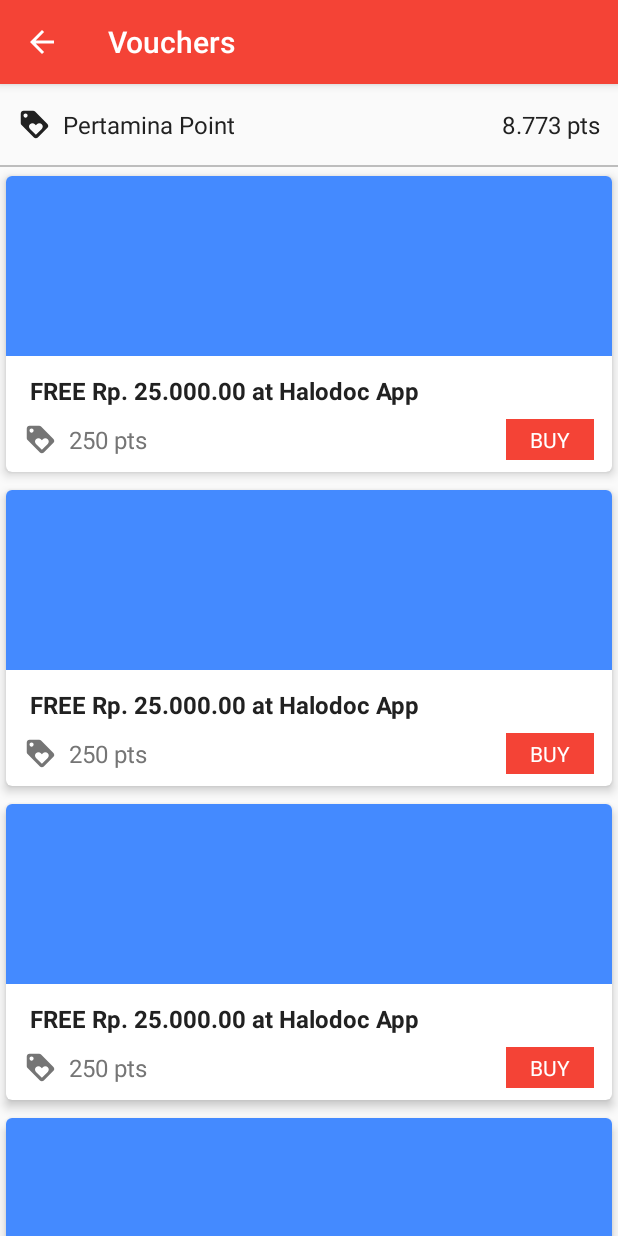
After one commit to Raturu/pertamina_now_android, an Android app: the VouchersActivity screen opened directly, with no data from a screen before it, on a phone screen of 412 x 824 dp. The commit adds this screen. Run offline under Robolectric (Android 15) with nearby library versions, the phone set to English and light mode, and no system bars.

Commit message:
Add vouchers page

```diff
--- a/app/build.gradle
+++ b/app/build.gradle
@@ -37,6 +37,7 @@
     implementation "com.android.support:appcompat-v7:$androidSupportLibVersion"
     implementation "com.android.support:recyclerview-v7:$androidSupportLibVersion"
     implementation "com.android.support:design:$androidSupportLibVersion"
+    implementation "com.android.support:cardview-v7:$androidSupportLibVersion"
 
     //Network
     implementation "com.squareup.okhttp3:okhttp:$okhttpLibVersion"
--- a/app/src/main/AndroidManifest.xml
+++ b/app/src/main/AndroidManifest.xml
@@ -31,6 +31,7 @@
         <activity android:name=".ui.KtpVerificationActivity" />
         <activity android:name=".ui.HomeActivity" />
         <activity android:name=".ui.TransactionDetailActivity" />
+        <activity android:name=".ui.VouchersActivity" />
     </application>
 
 </manifest>
--- /dev/null
+++ b/app/src/main/java/com/raturu/pertaminanow/data/model/Voucher.kt
@@ -0,0 +1,14 @@
+package com.raturu.pertaminanow.data.model
+
+/**
+ * Created on : April 13, 2018
+ * Author     : zetbaitsu
+ * Name       : Zetra
+ * GitHub     : https://github.com/zetbaitsu
+ */
+data class Voucher(
+        val id: String,
+        val title: String,
+        val points: Int,
+        val imageUrl: String
+)
--- /dev/null
+++ b/app/src/main/java/com/raturu/pertaminanow/ui/VouchersActivity.kt
@@ -0,0 +1,47 @@
+package com.raturu.pertaminanow.ui
+
+import android.os.Bundle
+import android.support.v7.app.AppCompatActivity
+import android.support.v7.widget.LinearLayoutManager
+import android.view.MenuItem
+import com.raturu.pertaminanow.R
+import com.raturu.pertaminanow.data.model.Voucher
+import com.raturu.pertaminanow.ui.adapter.VoucherAdapter
+import kotlinx.android.synthetic.main.fragment_transaction.*
+
+/**
+ * Created on : April 13, 2018
+ * Author     : zetbaitsu
+ * Name       : Zetra
+ * GitHub     : https://github.com/zetbaitsu
+ */
+class VouchersActivity : AppCompatActivity() {
+
+    override fun onCreate(savedInstanceState: Bundle?) {
+        super.onCreate(savedInstanceState)
+        setContentView(R.layout.activity_vouchers)
+        supportActionBar?.let {
+            it.title = "Vouchers"
+            it.setDisplayHomeAsUpEnabled(true)
+            it.setDisplayShowHomeEnabled(true)
+        }
+        val voucherAdapter = VoucherAdapter(this)
+
+        recyclerView.layoutManager = LinearLayoutManager(this)
+        recyclerView.setHasFixedSize(true)
+        recyclerView.adapter = voucherAdapter
+
+        voucherAdapter.add(generateDummyData(30))
+    }
+
+    private fun generateDummyData(count: Int): List<Voucher> {
+        return (1..count).map { Voucher("$it", "", it, "") }
+    }
+
+    override fun onOptionsItemSelected(item: MenuItem): Boolean {
+        when {
+            item.itemId == android.R.id.home -> finish()
+        }
+        return super.onOptionsItemSelected(item)
+    }
+}
--- /dev/null
+++ b/app/src/main/java/com/raturu/pertaminanow/ui/adapter/VoucherAdapter.kt
@@ -0,0 +1,24 @@
+package com.raturu.pertaminanow.ui.adapter
+
+import android.content.Context
+import android.view.ViewGroup
+import com.raturu.pertaminanow.R
+import com.raturu.pertaminanow.data.model.Voucher
+import com.raturu.pertaminanow.ui.adapter.viewholder.VoucherViewHolder
+
+/**
+ * Created on : April 13, 2018
+ * Author     : zetbaitsu
+ * Name       : Zetra
+ * GitHub     : https://github.com/zetbaitsu
+ */
+class VoucherAdapter(context: Context) : BaseAdapter<Voucher, VoucherViewHolder>(context) {
+    override fun getItemResourceLayout(viewType: Int): Int {
+        return R.layout.item_voucher
+    }
+
+    override fun onCreateViewHolder(parent: ViewGroup, viewType: Int): VoucherViewHolder {
+        return VoucherViewHolder(getView(parent, viewType), itemClickListener, itemLongClickListener)
+    }
+
+}
--- /dev/null
+++ b/app/src/main/java/com/raturu/pertaminanow/ui/adapter/viewholder/VoucherViewHolder.kt
@@ -0,0 +1,22 @@
+package com.raturu.pertaminanow.ui.adapter.viewholder
+
+import android.view.View
+import com.raturu.pertaminanow.data.model.Voucher
+import com.raturu.pertaminanow.ui.adapter.BaseAdapter
+
+/**
+ * Created on : April 13, 2018
+ * Author     : zetbaitsu
+ * Name       : Zetra
+ * GitHub     : https://github.com/zetbaitsu
+ */
+class VoucherViewHolder(itemView: View,
+                        itemClickListener: BaseAdapter.OnItemClickListener?,
+                        itemLongClickListener: BaseAdapter.OnItemLongClickListener?)
+    : BaseViewHolder<Voucher>(itemView, itemClickListener, itemLongClickListener) {
+
+    override fun bind(data: Voucher) {
+        //TODO bind voucher data
+    }
+
+}
--- a/app/src/main/java/com/raturu/pertaminanow/ui/fragment/AccountFragment.kt
+++ b/app/src/main/java/com/raturu/pertaminanow/ui/fragment/AccountFragment.kt
@@ -11,6 +11,7 @@
 import com.raturu.pertaminanow.presenter.AccountPresenter
 import com.raturu.pertaminanow.ui.EditProfileActivity
 import com.raturu.pertaminanow.ui.LoginActivity
+import com.raturu.pertaminanow.ui.VouchersActivity
 import kotlinx.android.synthetic.main.fragment_account.*
 
 /**
@@ -39,6 +40,10 @@
             startActivity(Intent(activity, EditProfileActivity::class.java))
         }
 
+        pointButton.setOnClickListener {
+            startActivity(Intent(activity, VouchersActivity::class.java))
+        }
+
         logoutLink.setOnClickListener {
             accountPresenter.logout()
         }
--- /dev/null
+++ b/app/src/main/res/layout/activity_vouchers.xml
@@ -0,0 +1,56 @@
+<?xml version="1.0" encoding="utf-8"?>
+<LinearLayout xmlns:android="http://schemas.android.com/apk/res/android"
+    android:layout_width="match_parent"
+    android:layout_height="match_parent"
+    android:orientation="vertical">
+
+    <LinearLayout
+        android:id="@+id/pointButton"
+        android:layout_width="match_parent"
+        android:layout_height="wrap_content"
+        android:background="?attr/selectableItemBackground"
+        android:clickable="true"
+        android:focusable="true"
+        android:gravity="bottom"
+        android:orientation="horizontal"
+        android:paddingBottom="16dp"
+        android:paddingEnd="12dp"
+        android:paddingStart="12dp"
+        android:paddingTop="16dp">
+
+        <ImageView
+            android:layout_width="22dp"
+            android:layout_height="22dp"
+            android:layout_marginEnd="8dp"
+            android:src="@drawable/ic_loyalty"
+            android:tint="@color/primary_text" />
+
+        <TextView
+            android:layout_width="0dp"
+            android:layout_height="wrap_content"
+            android:layout_weight="1"
+            android:text="Pertamina Point"
+            android:textColor="@color/primary_text"
+            android:textSize="16sp" />
+
+        <TextView
+            android:id="@+id/pointTextView"
+            android:layout_width="wrap_content"
+            android:layout_height="wrap_content"
+            android:text="8.773 pts"
+            android:textColor="@color/primary_text"
+            android:textSize="16sp" />
+
+    </LinearLayout>
+
+    <View
+        android:layout_width="match_parent"
+        android:layout_height="1dp"
+        android:background="@color/divider" />
+
+    <android.support.v7.widget.RecyclerView
+        android:id="@+id/recyclerView"
+        android:layout_width="match_parent"
+        android:layout_height="match_parent" />
+
+</LinearLayout>
--- /dev/null
+++ b/app/src/main/res/layout/item_voucher.xml
@@ -0,0 +1,85 @@
+<?xml version="1.0" encoding="utf-8"?>
+<android.support.v7.widget.CardView xmlns:android="http://schemas.android.com/apk/res/android"
+    xmlns:app="http://schemas.android.com/apk/res-auto"
+    android:id="@+id/cardView"
+    android:layout_width="match_parent"
+    android:layout_height="wrap_content"
+    android:background="?attr/selectableItemBackground"
+    android:clickable="true"
+    android:focusable="true"
+    app:cardCornerRadius="4dp"
+    app:cardElevation="4dp"
+    app:cardPreventCornerOverlap="false"
+    app:cardUseCompatPadding="true">
+
+    <LinearLayout
+        android:layout_width="match_parent"
+        android:layout_height="match_parent"
+        android:orientation="vertical">
+
+        <ImageView
+            android:id="@+id/voucherImageView"
+            android:layout_width="match_parent"
+            android:layout_height="120dp"
+            android:background="@color/accent"
+            android:scaleType="centerCrop" />
+
+        <TextView
+            android:id="@+id/voucherTitleTextView"
+            android:layout_width="match_parent"
+            android:layout_height="wrap_content"
+            android:layout_marginBottom="8dp"
+            android:layout_marginEnd="16dp"
+            android:layout_marginStart="16dp"
+            android:layout_marginTop="12dp"
+            android:ellipsize="end"
+            android:maxLines="2"
+            android:text="FREE Rp. 25.000.00 at Halodoc App"
+            android:textColor="@color/primary_text"
+            android:textSize="16sp"
+            android:textStyle="bold" />
+
+        <LinearLayout
+            android:layout_width="match_parent"
+            android:layout_height="wrap_content"
+            android:gravity="center"
+            android:orientation="horizontal"
+            android:paddingBottom="8dp"
+            android:paddingEnd="12dp"
+            android:paddingStart="12dp">
+
+            <ImageView
+                android:layout_width="22dp"
+                android:layout_height="22dp"
+                android:layout_marginEnd="8dp"
+                android:src="@drawable/ic_loyalty"
+                android:tint="@color/secondary_text" />
+
+            <TextView
+                android:id="@+id/pointTextView"
+                android:layout_width="0dp"
+                android:layout_height="wrap_content"
+                android:layout_weight="1"
+                android:text="250 pts"
+                android:textColor="@color/secondary_text"
+                android:textSize="16sp" />
+
+            <TextView
+                android:id="@+id/buyButton"
+                android:layout_width="wrap_content"
+                android:layout_height="wrap_content"
+                android:background="@color/primary"
+                android:clickable="true"
+                android:focusable="true"
+                android:paddingBottom="4dp"
+                android:paddingEnd="16dp"
+                android:paddingStart="16dp"
+                android:paddingTop="4dp"
+                android:text="BUY"
+                android:textColor="@color/white"
+                android:textSize="14sp" />
+
+        </LinearLayout>
+
+    </LinearLayout>
+</android.support.v7.widget.CardView>
```
